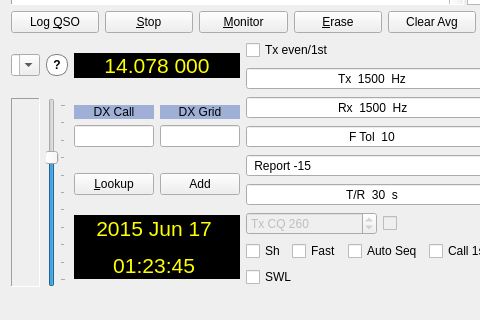
Qt form mainwindow.ui (saitohirga/WSJT-X) before a commit; both pictures show x 0 to 480 and y 263 to 583 of the 930 by 583 pixel window.
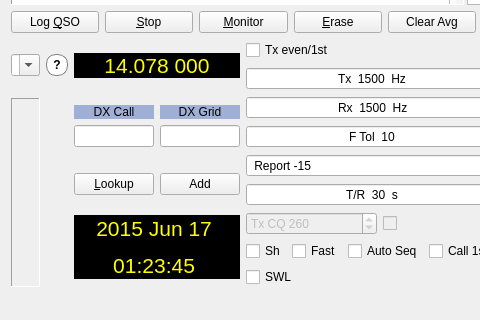
The same form after that commit. Custom widgets are drawn as their Qt base class.

Commit message: Remove slider next to audio level meter.

The edit to the form file:
```diff
--- a/mainwindow.ui
+++ b/mainwindow.ui
@@ -1935,28 +1935,6 @@
           </property>
          </widget>
         </item>
-        <item row="1" column="1" rowspan="2">
-         <widget class="QSlider" name="inGain">
-          <property name="toolTip">
-           <string>Digital gain for graph windows</string>
-          </property>
-          <property name="minimum">
-           <number>-50</number>
-          </property>
-          <property name="maximum">
-           <number>50</number>
-          </property>
-          <property name="value">
-           <number>20</number>
-          </property>
-          <property name="tickPosition">
-           <enum>QSlider::TicksBelow</enum>
-          </property>
-          <property name="tickInterval">
-           <number>10</number>
-          </property>
-         </widget>
-        </item>
         <item row="1" column="2">
          <widget class="QWidget" name="DX_controls_widget" native="true">
           <property name="sizePolicy">
```
Left out of the diff: 1 changed line with no effect on the pictures. The commit also changes 2 other files.
